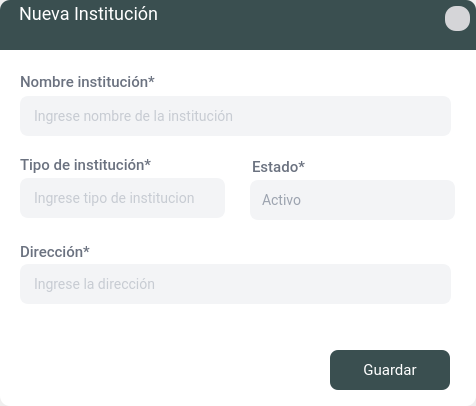
First picture: the form in App/source/ui_files/formulario_instituciones.ui, repository Bailon18/Vinculacion-desktop-python, before the edit.
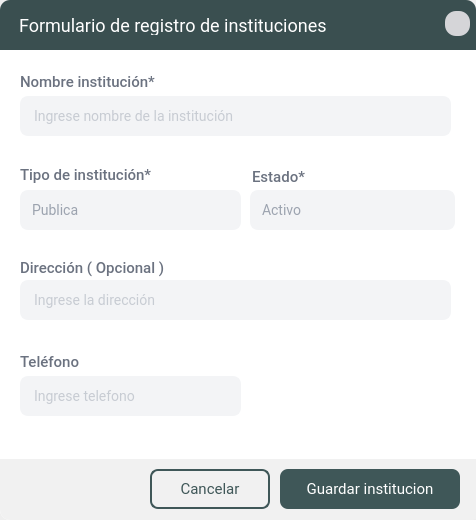
Second picture: the form after the edit. Icons and pictures are not drawn.

```diff
--- a/App/source/ui_files/formulario_instituciones.ui
+++ b/App/source/ui_files/formulario_instituciones.ui
@@ -1,29 +1,29 @@
 <?xml version="1.0" encoding="UTF-8"?>
 <ui version="4.0">
- <class>Institucion</class>
- <widget class="QDialog" name="Institucion">
+ <class>FormularioInstitucion</class>
+ <widget class="QDialog" name="FormularioInstitucion">
   <property name="geometry">
    <rect>
     <x>0</x>
     <y>0</y>
     <width>476</width>
-    <height>406</height>
+    <height>520</height>
    </rect>
   </property>
   <property name="minimumSize">
    <size>
     <width>476</width>
-    <height>406</height>
+    <height>520</height>
    </size>
   </property>
   <property name="maximumSize">
    <size>
     <width>476</width>
-    <height>406</height>
+    <height>520</height>
    </size>
   </property>
   <property name="windowTitle">
-   <string>Dialog</string>
+   <string>Formulario Institucion</string>
   </property>
   <property name="windowIcon">
    <iconset>
@@ -50,6 +50,14 @@
    </property>
    <item row="0" column="0">
     <widget class="QFrame" name="frame">
+     <property name="styleSheet">
+      <string notr="true">#frame{background-color: #f1f1f1;
+border-top-left-radius: 10px;
+border-top-right-radius: 10px; 
+border-bottom-right-radius: 10px;
+border-bottom-left-radius: 10px;}
+</string>
+     </property>
      <property name="frameShape">
       <enum>QFrame::NoFrame</enum>
      </property>
@@ -202,6 +210,69 @@
 font-size: 14px;
 color:#9CA3AF}
 
+#frame_pie_pagina{background-color: #f1f1f1; 
+border-bottom-right-radius: 10px;
+border-bottom-left-radius: 10px;}
+
+/*  BOTON */
+
+QPushButton {
+    font-family: Roboto;
+    font-style: normal;
+    font-weight: normal;
+    font-size: 15px;
+    letter-spacing: 0.02em;
+    color: white;
+    padding: 8px 16px;
+    background: #3f5758;
+    border: none; 
+    border-radius: 8px; 
+    transition: background-color 0.3s ease, color 0.3s ease; 
+}
+
+QPushButton:hover {
+    background: #4a6b6c; 
+    border: none;
+    border-radius: 8px;
+}
+
+
+QPushButton:pressed {
+    background: #2e4546;
+    border: none;
+    border-radius: 8px;
+}
+
+
+/* Botón Cancelar */
+QPushButton#cancelButton {
+    font-family: Roboto;
+    font-style: normal;
+    font-weight: normal;
+    font-size: 15px;
+    letter-spacing: 0.02em;
+    color: #3f5758;
+    padding: 8px 16px;
+    background: transparent;
+    border: 2px solid #3f5758; 
+    border-radius: 8px; 
+    transition: background-color 0.3s ease, color 0.3s ease, border-color 0.3s ease; 
+}
+
+QPushButton#cancelButton:hover {
+    background: rgba(63, 87, 88, 0.1); /* Fondo ligeramente oscuro en hover */
+    color: #2e4546; 
+    border: 2px solid #2e4546;
+}
+
+QPushButton#cancelButton:pressed {
+    background: rgba(63, 87, 88, 0.2); /* Fondo más oscuro en estado presionado */
+    color: #1c2d2e; 
+    border: 2px solid #1c2d2e;
+}
+
+
+
 
 
 
@@ -215,68 +286,13 @@
         <property name="frameShadow">
          <enum>QFrame::Raised</enum>
         </property>
-        <widget class="QPushButton" name="btn_guardar_institiucion">
-         <property name="geometry">
-          <rect>
-           <x>330</x>
-           <y>300</y>
-           <width>120</width>
-           <height>40</height>
-          </rect>
-         </property>
-         <property name="minimumSize">
-          <size>
-           <width>120</width>
-           <height>40</height>
-          </size>
-         </property>
-         <property name="maximumSize">
-          <size>
-           <width>120</width>
-           <height>40</height>
-          </size>
-         </property>
-         <property name="cursor">
-          <cursorShape>PointingHandCursor</cursorShape>
-         </property>
-         <property name="focusPolicy">
-          <enum>Qt::NoFocus</enum>
-         </property>
-         <property name="styleSheet">
-          <string notr="true">/*  BOTON */
-
-QPushButton{
-font-family: Roboto;
-font-style: normal;
-font-weight: normal;
-font-size: 15px;
-letter-spacing: 0.02em;
-color:white;
-padding:8px;
-background: #3A4F50;
-border-radius: 8px;}
-
-QPushButton:hover{background: #344748;
-border-radius: 8px; }
-</string>
-         </property>
-         <property name="text">
-          <string>Guardar</string>
-         </property>
-         <property name="iconSize">
-          <size>
-           <width>15</width>
-           <height>21</height>
-          </size>
-         </property>
-        </widget>
         <widget class="QFrame" name="frame_4">
          <property name="geometry">
           <rect>
            <x>10</x>
            <y>10</y>
            <width>461</width>
-           <height>271</height>
+           <height>391</height>
           </rect>
          </property>
          <property name="minimumSize">
@@ -286,7 +302,15 @@
           </size>
          </property>
          <property name="styleSheet">
-          <string notr="true"/>
+          <string notr="true">/* QLabel para Mostrar Error */
+QLabel#errorNombre, #errorTelefono, #errorDireccion{
+    font-family: Roboto;
+    font-style: normal;
+    font-weight: bold;
+    font-size: 14px;
+    color: #D32F2F; 
+}
+</string>
          </property>
          <property name="frameShape">
           <enum>QFrame::NoFrame</enum>
@@ -298,7 +322,7 @@
           <property name="geometry">
            <rect>
             <x>10</x>
-            <y>93</y>
+            <y>103</y>
             <width>151</width>
             <height>21</height>
            </rect>
@@ -360,39 +384,11 @@
            <set>Qt::AlignBottom|Qt::AlignLeading|Qt::AlignLeft</set>
           </property>
          </widget>
-         <widget class="QLineEdit" name="line_tipo_institucion">
-          <property name="enabled">
-           <bool>true</bool>
-          </property>
-          <property name="geometry">
-           <rect>
-            <x>10</x>
-            <y>118</y>
-            <width>205</width>
-            <height>40</height>
-           </rect>
-          </property>
-          <property name="styleSheet">
-           <string notr="true"/>
-          </property>
-          <property name="maxLength">
-           <number>100</number>
-          </property>
-          <property name="frame">
-           <bool>true</bool>
-          </property>
-          <property name="alignment">
-           <set>Qt::AlignLeading|Qt::AlignLeft|Qt::AlignVCenter</set>
-          </property>
-          <property name="placeholderText">
-           <string>Ingrese tipo de institucion</string>
-          </property>
-         </widget>
          <widget class="QLabel" name="lbl3">
           <property name="geometry">
            <rect>
             <x>10</x>
-            <y>180</y>
+            <y>196</y>
             <width>151</width>
             <height>21</height>
            </rect>
@@ -401,7 +397,7 @@
            <string notr="true"/>
           </property>
           <property name="text">
-           <string>Dirección*</string>
+           <string>Dirección ( Opcional )</string>
           </property>
           <property name="alignment">
            <set>Qt::AlignBottom|Qt::AlignLeading|Qt::AlignLeft</set>
@@ -414,7 +410,7 @@
           <property name="geometry">
            <rect>
             <x>10</x>
-            <y>204</y>
+            <y>220</y>
             <width>431</width>
             <height>40</height>
            </rect>
@@ -439,7 +435,7 @@
           <property name="geometry">
            <rect>
             <x>242</x>
-            <y>95</y>
+            <y>105</y>
             <width>81</width>
             <height>21</height>
            </rect>
@@ -458,7 +454,7 @@
           <property name="geometry">
            <rect>
             <x>240</x>
-            <y>120</y>
+            <y>130</y>
             <width>205</width>
             <height>40</height>
            </rect>
@@ -483,6 +479,284 @@
            </property>
           </item>
          </widget>
+         <widget class="QComboBox" name="cbo_tipoIdentificacion">
+          <property name="geometry">
+           <rect>
+            <x>10</x>
+            <y>130</y>
+            <width>221</width>
+            <height>40</height>
+           </rect>
+          </property>
+          <item>
+           <property name="text">
+            <string>Publica</string>
+           </property>
+          </item>
+          <item>
+           <property name="text">
+            <string>Privada</string>
+           </property>
+          </item>
+          <item>
+           <property name="text">
+            <string>Otro</string>
+           </property>
+          </item>
+         </widget>
+         <widget class="QLabel" name="errorNombre">
+          <property name="geometry">
+           <rect>
+            <x>10</x>
+            <y>80</y>
+            <width>431</width>
+            <height>16</height>
+           </rect>
+          </property>
+          <property name="text">
+           <string/>
+          </property>
+         </widget>
+         <widget class="QLabel" name="lbl11_4">
+          <property name="geometry">
+           <rect>
+            <x>10</x>
+            <y>290</y>
+            <width>221</width>
+            <height>21</height>
+           </rect>
+          </property>
+          <property name="styleSheet">
+           <string notr="true"/>
+          </property>
+          <property name="text">
+           <string>Teléfono</string>
+          </property>
+          <property name="alignment">
+           <set>Qt::AlignBottom|Qt::AlignLeading|Qt::AlignLeft</set>
+          </property>
+         </widget>
+         <widget class="QLineEdit" name="line_telefono">
+          <property name="enabled">
+           <bool>true</bool>
+          </property>
+          <property name="geometry">
+           <rect>
+            <x>10</x>
+            <y>316</y>
+            <width>221</width>
+            <height>40</height>
+           </rect>
+          </property>
+          <property name="styleSheet">
+           <string notr="true"/>
+          </property>
+          <property name="maxLength">
+           <number>30</number>
+          </property>
+          <property name="frame">
+           <bool>true</bool>
+          </property>
+          <property name="alignment">
+           <set>Qt::AlignLeading|Qt::AlignLeft|Qt::AlignVCenter</set>
+          </property>
+          <property name="placeholderText">
+           <string>Ingrese telefono</string>
+          </property>
+         </widget>
+         <widget class="QLabel" name="errorDireccion">
+          <property name="geometry">
+           <rect>
+            <x>10</x>
+            <y>261</y>
+            <width>431</width>
+            <height>16</height>
+           </rect>
+          </property>
+          <property name="text">
+           <string/>
+          </property>
+         </widget>
+         <widget class="QLabel" name="errorTelefono">
+          <property name="geometry">
+           <rect>
+            <x>10</x>
+            <y>360</y>
+            <width>221</width>
+            <height>16</height>
+           </rect>
+          </property>
+          <property name="text">
+           <string/>
+          </property>
+         </widget>
+        </widget>
+        <widget class="QFrame" name="frame_5">
+         <property name="geometry">
+          <rect>
+           <x>0</x>
+           <y>409</y>
+           <width>481</width>
+           <height>61</height>
+          </rect>
+         </property>
+         <property name="styleSheet">
+          <string notr="true">#frame_5{background-color: #f1f1f1; 
+border-bottom-right-radius: 10px;
+border-bottom-left-radius: 10px;}
+
+/*  BOTON */
+
+QPushButton {
+    font-family: Roboto;
+    font-style: normal;
+    font-weight: normal;
+    font-size: 15px;
+    letter-spacing: 0.02em;
+    color: white;
+    padding: 8px 16px;
+    background: #3f5758;
+    border: none; 
+    border-radius: 8px; 
+    transition: background-color 0.3s ease, color 0.3s ease; 
+}
+
+QPushButton:hover {
+    background: #4a6b6c; 
+    border: none;
+    border-radius: 8px;
+}
+
+
+QPushButton:pressed {
+    background: #2e4546;
+    border: none;
+    border-radius: 8px;
+}
+
+
+/* Botón Cancelar */
+QPushButton#cancelButton {
+    font-family: Roboto;
+    font-style: normal;
+    font-weight: normal;
+    font-size: 15px;
+    letter-spacing: 0.02em;
+    color: #3f5758;
+    padding: 8px 16px;
+    background: transparent;
+    border: 2px solid #3f5758; 
+    border-radius: 8px; 
+    transition: background-color 0.3s ease, color 0.3s ease, border-color 0.3s ease; 
+}
+
+QPushButton#cancelButton:hover {
+    background: rgba(63, 87, 88, 0.1); /* Fondo ligeramente oscuro en hover */
+    color: #2e4546; 
+    border: 2px solid #2e4546;
+}
+
+QPushButton#cancelButton:pressed {
+    background: rgba(63, 87, 88, 0.2); /* Fondo más oscuro en estado presionado */
+    color: #1c2d2e; 
+    border: 2px solid #1c2d2e;
+}
+</string>
+         </property>
+         <property name="frameShape">
+          <enum>QFrame::StyledPanel</enum>
+         </property>
+         <property name="frameShadow">
+          <enum>QFrame::Raised</enum>
+         </property>
+         <widget class="QPushButton" name="btn_guardar_institiucion">
+          <property name="geometry">
+           <rect>
+            <x>280</x>
+            <y>10</y>
+            <width>180</width>
+            <height>40</height>
+           </rect>
+          </property>
+          <property name="minimumSize">
+           <size>
+            <width>180</width>
+            <height>40</height>
+           </size>
+          </property>
+          <property name="maximumSize">
+           <size>
+            <width>120</width>
+            <height>40</height>
+           </size>
+          </property>
+          <property name="cursor">
+           <cursorShape>PointingHandCursor</cursorShape>
+          </property>
+          <property name="focusPolicy">
+           <enum>Qt::NoFocus</enum>
+          </property>
+          <property name="styleSheet">
+           <string notr="true"/>
+          </property>
+          <property name="text">
+           <string>Guardar institucion</string>
+          </property>
+          <property name="icon">
+           <iconset resource="../image/source.qrc">
+            <normaloff>:/menu/botonadd.png</normaloff>:/menu/botonadd.png</iconset>
+          </property>
+          <property name="iconSize">
+           <size>
+            <width>15</width>
+            <height>21</height>
+           </size>
+          </property>
+         </widget>
+         <widget class="QPushButton" name="cancelButton">
+          <property name="geometry">
+           <rect>
+            <x>150</x>
+            <y>10</y>
+            <width>120</width>
+            <height>40</height>
+           </rect>
+          </property>
+          <property name="minimumSize">
+           <size>
+            <width>120</width>
+            <height>40</height>
+           </size>
+          </property>
+          <property name="maximumSize">
+           <size>
+            <width>120</width>
+            <height>40</height>
+           </size>
+          </property>
+          <property name="cursor">
+           <cursorShape>PointingHandCursor</cursorShape>
+          </property>
+          <property name="focusPolicy">
+           <enum>Qt::NoFocus</enum>
+          </property>
+          <property name="styleSheet">
+           <string notr="true"/>
+          </property>
+          <property name="text">
+           <string>Cancelar</string>
+          </property>
+          <property name="icon">
+           <iconset resource="../image/source.qrc">
+            <normaloff>:/menu/no.png</normaloff>:/menu/no.png</iconset>
+          </property>
+          <property name="iconSize">
+           <size>
+            <width>15</width>
+            <height>21</height>
+           </size>
+          </property>
+         </widget>
         </widget>
        </widget>
       </item>
@@ -510,11 +784,11 @@
         <property name="frameShadow">
          <enum>QFrame::Raised</enum>
         </property>
-        <widget class="QToolButton" name="btn_closeedit">
+        <widget class="QToolButton" name="btn_close">
          <property name="geometry">
           <rect>
            <x>445</x>
-           <y>6</y>
+           <y>11</y>
            <width>25</width>
            <height>25</height>
           </rect>
@@ -526,7 +800,7 @@
           <string>Cerrar</string>
          </property>
          <property name="styleSheet">
-          <string notr="true">#btn_closeedit{
+          <string notr="true">#btn_close{
 font-family: Roboto;
 font-weight: normal;
 font-size: 14px;
@@ -537,7 +811,7 @@
 
 
 
-#btn_closeedit:hover{background:#ce4d3a ;
+#btn_close:hover{background:#ce4d3a ;
 border-radius:11px; }
 
 </string>
@@ -563,8 +837,8 @@
          <property name="geometry">
           <rect>
            <x>19</x>
-           <y>4</y>
-           <width>241</width>
+           <y>16</y>
+           <width>341</width>
            <height>19</height>
           </rect>
          </property>
@@ -578,7 +852,7 @@
 color: #FFFFFF;}</string>
          </property>
          <property name="text">
-          <string>Nueva Institución</string>
+          <string>Formulario de registro de instituciones</string>
          </property>
         </widget>
         <widget class="QLabel" name="lbl_instituto_seleccionado">
```
Left out of the diff: 1 changed line with no effect on the pictures.
